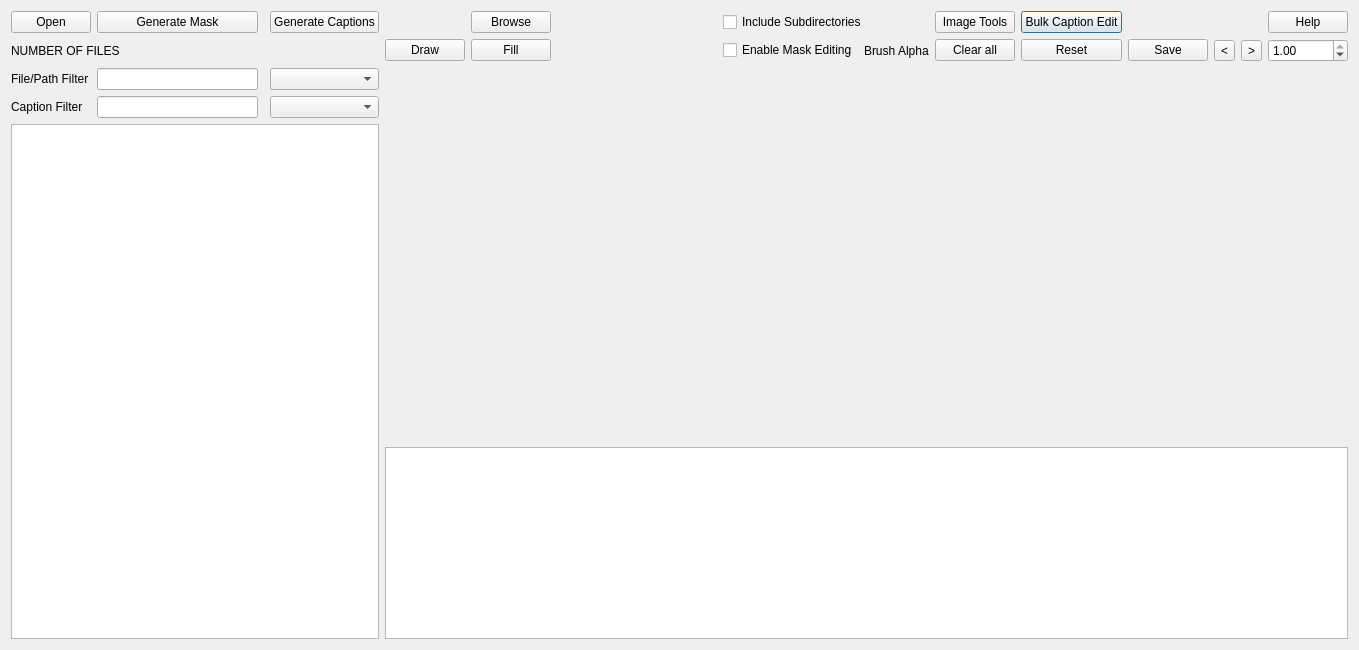
HashakGik/OneTrainer-QT6, file modules/ui/views/windows/dataset.ui: the form before one commit.
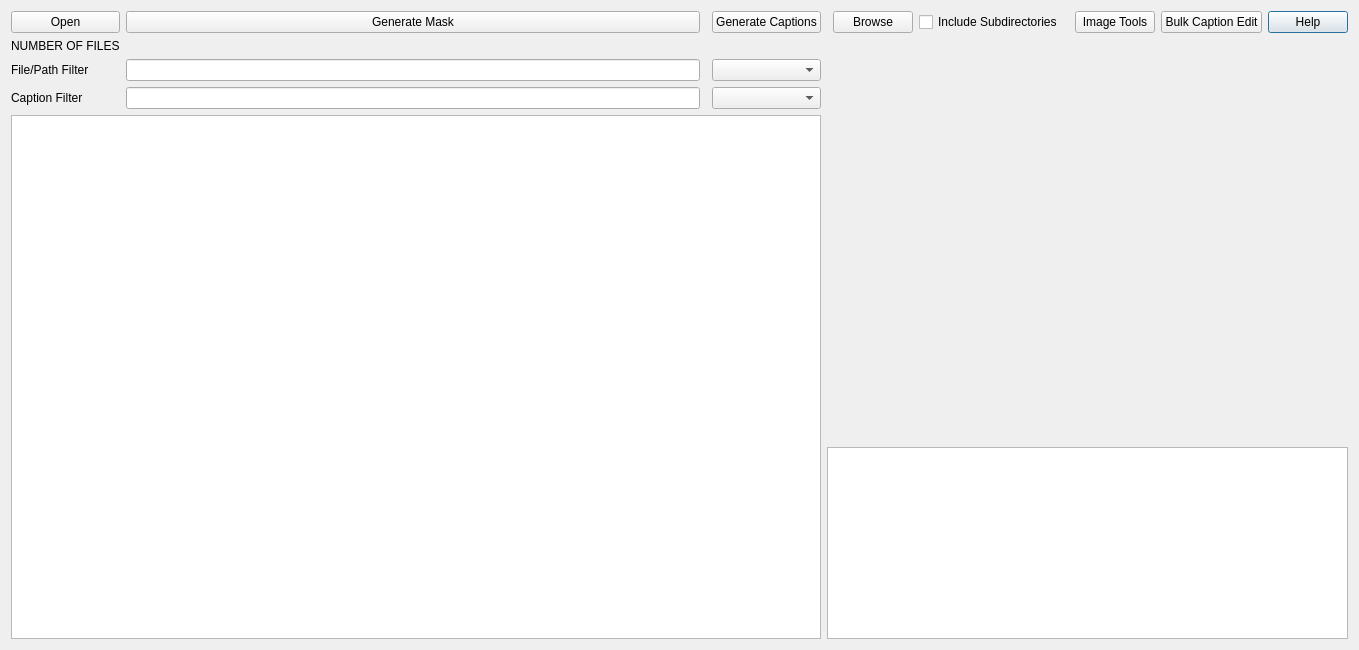
The form after the commit.

What changed in the file:
```diff
--- a/modules/ui/views/windows/dataset.ui
+++ b/modules/ui/views/windows/dataset.ui
@@ -29,45 +29,20 @@
    <bool>true</bool>
   </property>
   <layout class="QGridLayout" name="gridLayout">
-   <item row="1" column="13">
-    <widget class="QToolButton" name="toolButton">
+   <item row="0" column="12">
+    <widget class="QPushButton" name="helpBtn">
      <property name="text">
-      <string>&lt;</string>
+      <string>Help</string>
      </property>
     </widget>
    </item>
-   <item row="3" column="0">
-    <widget class="QLabel" name="label_5">
-     <property name="text">
-      <string>Caption Filter</string>
-     </property>
-    </widget>
+   <item row="7" column="1">
+    <widget class="QLineEdit" name="lineEdit_2"/>
    </item>
-   <item row="2" column="0">
-    <widget class="QLabel" name="label_4">
+   <item row="0" column="7" colspan="2">
+    <widget class="QCheckBox" name="includeSubdirCbx">
      <property name="text">
-      <string>File/Path Filter</string>
-     </property>
-    </widget>
-   </item>
-   <item row="1" column="9">
-    <widget class="QLabel" name="label">
-     <property name="text">
-      <string>Brush Alpha</string>
-     </property>
-    </widget>
-   </item>
-   <item row="0" column="11">
-    <widget class="QPushButton" name="pushButton_2">
-     <property name="text">
-      <string>Bulk Caption Edit</string>
-     </property>
-    </widget>
-   </item>
-   <item row="1" column="14">
-    <widget class="QToolButton" name="toolButton_2">
-     <property name="text">
-      <string>&gt;</string>
+      <string>Include Subdirectories</string>
      </property>
     </widget>
    </item>
@@ -78,37 +53,13 @@
      </property>
     </widget>
    </item>
-   <item row="2" column="3">
+   <item row="6" column="3">
     <widget class="QComboBox" name="comboBox"/>
    </item>
-   <item row="0" column="6">
-    <widget class="QPushButton" name="pushButton_3">
+   <item row="6" column="0">
+    <widget class="QLabel" name="label_4">
      <property name="text">
-      <string>Browse</string>
-     </property>
-    </widget>
-   </item>
-   <item row="1" column="12">
-    <widget class="QPushButton" name="pushButton_6">
-     <property name="text">
-      <string>Save</string>
-     </property>
-    </widget>
-   </item>
-   <item row="3" column="1">
-    <widget class="QLineEdit" name="lineEdit_2"/>
-   </item>
-   <item row="0" column="8" colspan="2">
-    <widget class="QCheckBox" name="includeSubdirCbx">
-     <property name="text">
-      <string>Include Subdirectories</string>
-     </property>
-    </widget>
-   </item>
-   <item row="1" column="5">
-    <widget class="QPushButton" name="drawBtn">
-     <property name="text">
-      <string>Draw</string>
+      <string>File/Path Filter</string>
      </property>
     </widget>
    </item>
@@ -119,33 +70,56 @@
      </property>
     </widget>
    </item>
-   <item row="4" column="0" rowspan="2" colspan="4">
+   <item row="7" column="0">
+    <widget class="QLabel" name="label_5">
+     <property name="text">
+      <string>Caption Filter</string>
+     </property>
+    </widget>
+   </item>
+   <item row="0" column="6">
+    <widget class="QPushButton" name="pushButton_3">
+     <property name="text">
+      <string>Browse</string>
+     </property>
+    </widget>
+   </item>
+   <item row="8" column="0" rowspan="2" colspan="4">
     <widget class="QListView" name="listView"/>
    </item>
-   <item row="2" column="1">
-    <widget class="QLineEdit" name="lineEdit"/>
-   </item>
-   <item row="0" column="15">
-    <widget class="QPushButton" name="helpBtn">
+   <item row="0" column="11">
+    <widget class="QPushButton" name="pushButton_2">
      <property name="text">
-      <string>Help</string>
+      <string>Bulk Caption Edit</string>
      </property>
     </widget>
    </item>
-   <item row="1" column="10">
-    <widget class="QPushButton" name="pushButton_4">
+   <item row="0" column="3">
+    <widget class="QPushButton" name="generateCaptionsBtn">
      <property name="text">
-      <string>Clear all</string>
+      <string>Generate Captions</string>
      </property>
     </widget>
    </item>
-   <item row="1" column="0" colspan="2">
+   <item row="5" column="0">
     <widget class="QLabel" name="label_3">
+     <property name="sizePolicy">
+      <sizepolicy hsizetype="Preferred" vsizetype="Fixed">
+       <horstretch>0</horstretch>
+       <verstretch>0</verstretch>
+      </sizepolicy>
+     </property>
      <property name="text">
       <string>NUMBER OF FILES</string>
      </property>
     </widget>
    </item>
+   <item row="6" column="5" rowspan="3" colspan="8">
+    <layout class="QVBoxLayout" name="canvasLay"/>
+   </item>
+   <item row="7" column="3">
+    <widget class="QComboBox" name="comboBox_2"/>
+   </item>
    <item row="0" column="0">
     <widget class="QPushButton" name="openBtn">
      <property name="text">
@@ -153,67 +127,7 @@
      </property>
     </widget>
    </item>
-   <item row="1" column="7">
-    <spacer name="horizontalSpacer">
-     <property name="orientation">
-      <enum>Qt::Orientation::Horizontal</enum>
-     </property>
-     <property name="sizeHint" stdset="0">
-      <size>
-       <width>40</width>
-       <height>20</height>
-      </size>
-     </property>
-    </spacer>
-   </item>
-   <item row="1" column="11">
-    <widget class="QPushButton" name="pushButton_5">
-     <property name="text">
-      <string>Reset</string>
-     </property>
-    </widget>
-   </item>
-   <item row="0" column="3">
-    <widget class="QPushButton" name="generateCaptionsBtn">
-     <property name="text">
-      <string>Generate Captions</string>
-     </property>
-    </widget>
-   </item>
-   <item row="1" column="15">
-    <widget class="QDoubleSpinBox" name="alphaSbx">
-     <property name="maximum">
-      <double>1.000000000000000</double>
-     </property>
-     <property name="singleStep">
-      <double>0.100000000000000</double>
-     </property>
-     <property name="value">
-      <double>1.000000000000000</double>
-     </property>
-    </widget>
-   </item>
-   <item row="3" column="3">
-    <widget class="QComboBox" name="comboBox_2"/>
-   </item>
-   <item row="1" column="6">
-    <widget class="QPushButton" name="fillBtn">
-     <property name="text">
-      <string>Fill</string>
-     </property>
-    </widget>
-   </item>
-   <item row="1" column="8">
-    <widget class="QCheckBox" name="enableMaskEditCbx">
-     <property name="text">
-      <string>Enable Mask Editing</string>
-     </property>
-    </widget>
-   </item>
-   <item row="2" column="5" rowspan="3" colspan="11">
-    <layout class="QVBoxLayout" name="canvasLay"/>
-   </item>
-   <item row="5" column="5" colspan="11">
+   <item row="9" column="5" colspan="8">
     <widget class="QPlainTextEdit" name="plainTextEdit">
      <property name="sizePolicy">
       <sizepolicy hsizetype="Expanding" vsizetype="Fixed">
@@ -223,6 +137,9 @@
      </property>
     </widget>
    </item>
+   <item row="6" column="1">
+    <widget class="QLineEdit" name="lineEdit"/>
+   </item>
   </layout>
  </widget>
  <tabstops>
```
Left out of the diff: 4 changed lines with no effect on the pictures.
